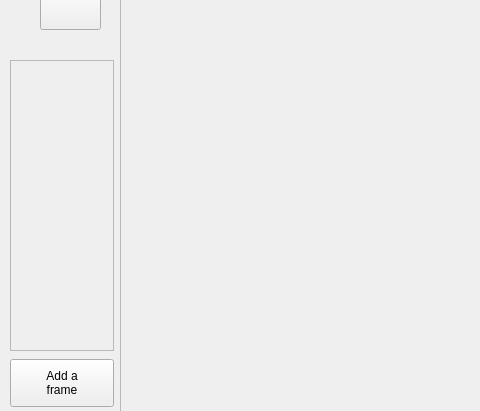
Qt form SpriteEditor/mainwindow.ui (TannerWilson/Sprite-Editor) before a commit; both pictures show x 0 to 480 and y 340 to 751 of the 1199 by 933 pixel window.
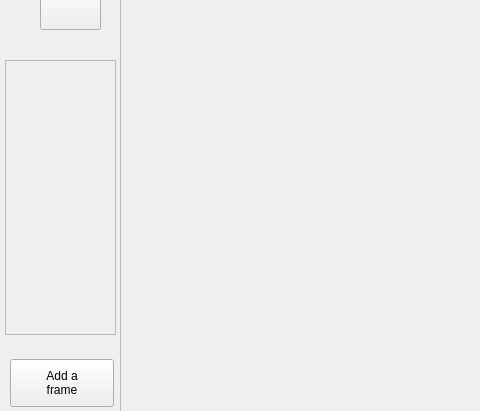
The same form after that commit. Icons and pictures are not drawn.

Commit message: Fixed frame selection scrolling

Patch:
```diff
--- a/SpriteEditor/mainwindow.ui
+++ b/SpriteEditor/mainwindow.ui
@@ -122,12 +122,21 @@
    <widget class="QScrollArea" name="frameContainer">
     <property name="geometry">
      <rect>
-      <x>10</x>
+      <x>5</x>
       <y>381</y>
-      <width>104</width>
-      <height>291</height>
+      <width>111</width>
+      <height>275</height>
      </rect>
     </property>
+    <property name="maximumSize">
+     <size>
+      <width>16777215</width>
+      <height>16777215</height>
+     </size>
+    </property>
+    <property name="layoutDirection">
+     <enum>Qt::LeftToRight</enum>
+    </property>
     <property name="widgetResizable">
      <bool>true</bool>
     </property>
@@ -136,8 +145,8 @@
       <rect>
        <x>0</x>
        <y>0</y>
-       <width>102</width>
-       <height>289</height>
+       <width>109</width>
+       <height>273</height>
       </rect>
      </property>
     </widget>
```
Left out of the diff: 2 changed lines with no effect on the pictures. The commit also changes 2 other files.
